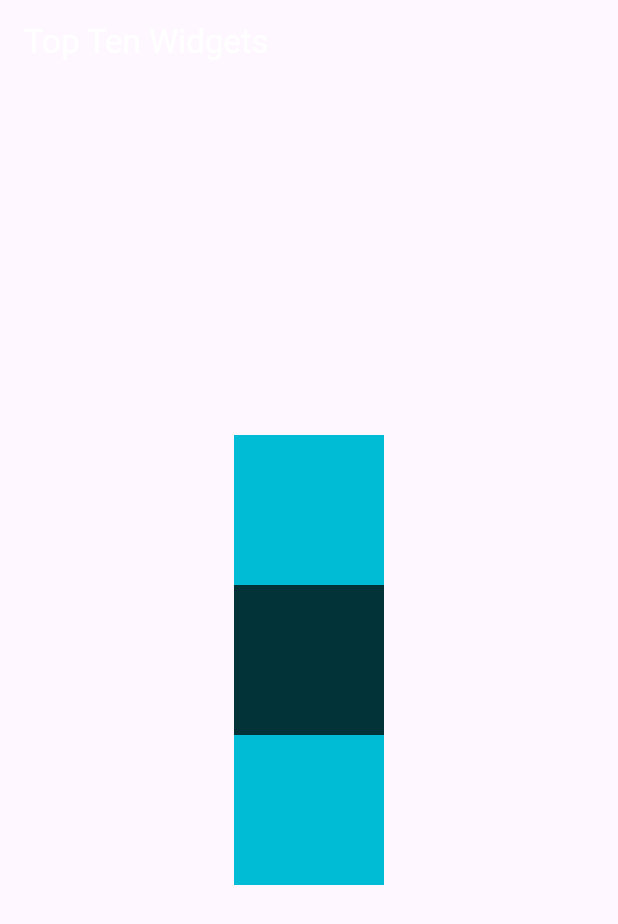
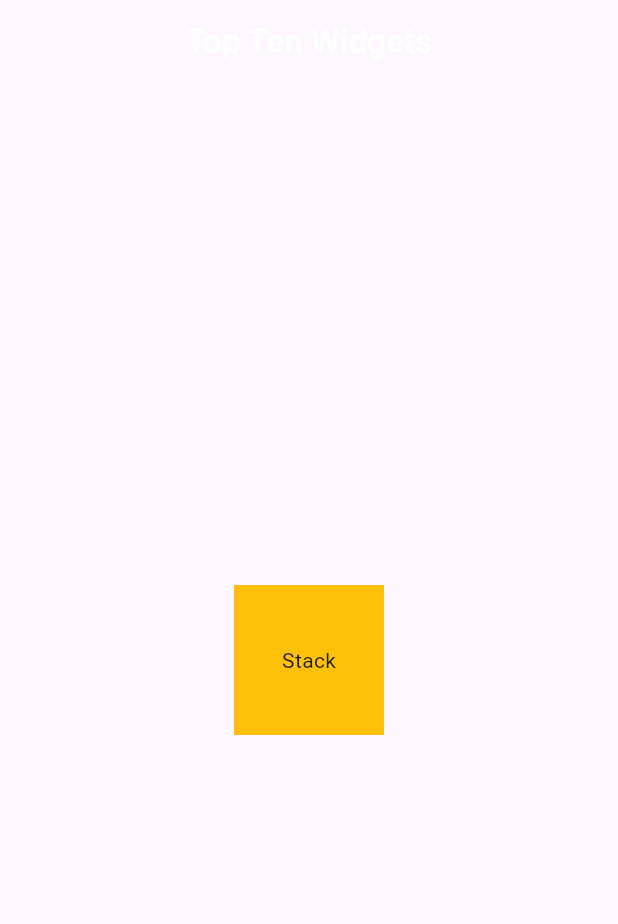
Before and after one commit to sadaqatmustafa123/toptenwidgets, a Flutter app: the screen it shows after launch, on a phone screen of 412 x 824 dp. Shown: the top 924 px of the screen. Run offline on Flutter 3.47's test engine with Material 3 defaults, Android fonts, the light colour scheme and no system bars.

Commit message:
updated code

```diff
--- a/lib/main.dart
+++ b/lib/main.dart
@@ -14,10 +14,13 @@ class MyApp extends StatelessWidget {
     return MaterialApp(
       home: Scaffold(
         appBar: AppBar(
-          title: const Text(
+          title: Center(
+            child: const Text(
               'Top Ten Widgets',
               style: TextStyle(
                 color: Colors.white,
+                fontWeight: FontWeight.w600,
+              ),
             ),
           ),
         ),
@@ -25,21 +28,24 @@ class MyApp extends StatelessWidget {
           child: Column(
             mainAxisAlignment: MainAxisAlignment.center,
             children: [
+              SizedBox(
+                child: Stack(
+                  alignment: Alignment.center,
+                  children: [
                     Container(
                       height: 100,
                       width: 100,
-                color: Colors.cyan,
+                      color: Colors.amber,
                     ),
-              Container(
-                height: 100,
-                width: 100,
-                color: const Color.fromARGB(255, 1, 51, 57),
+                    Text('Stack'),
+                    // Positioned(
+                    //   child: Text('Stack'),
+                    //   top: 0,
+                    //   left: 30,
+                    // )
+                  ],
                 ),
-              Container(
-                height: 100,
-                width: 100,
-                color: Colors.cyan,
-              ),
+              )
             ],
           ),
         ),
```
Lines whose indentation alone changed are shown as unchanged.
